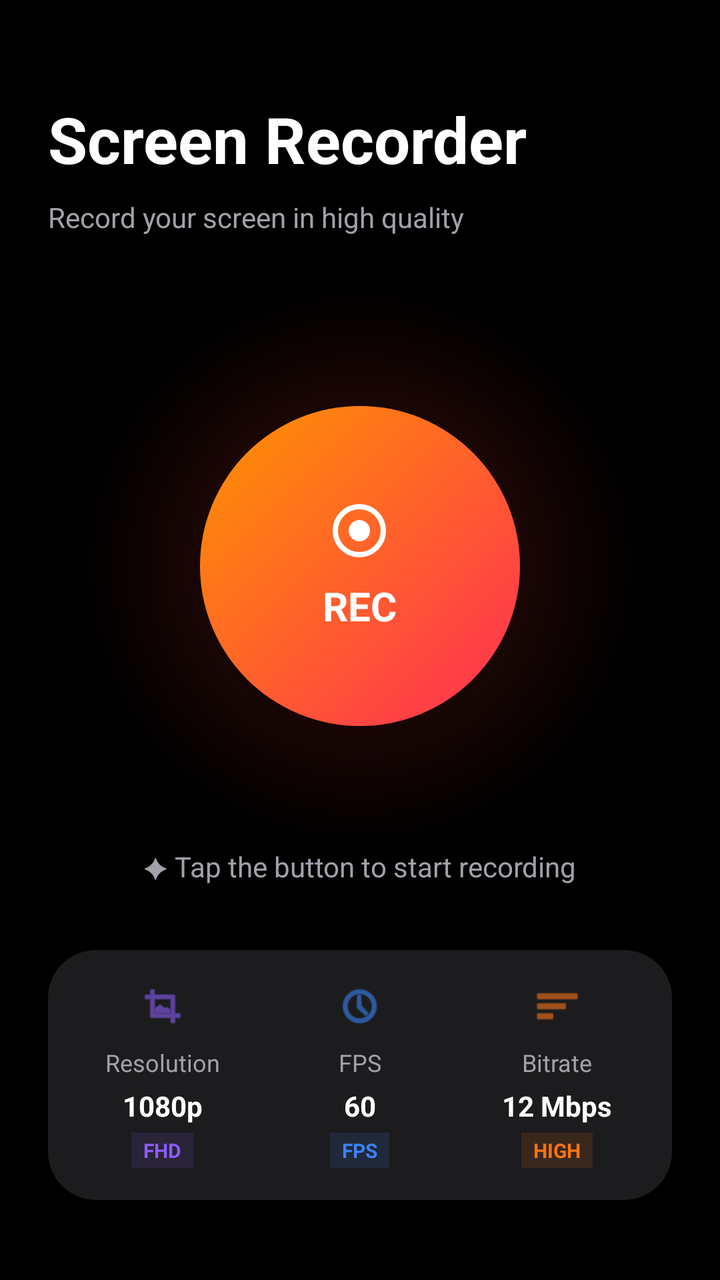
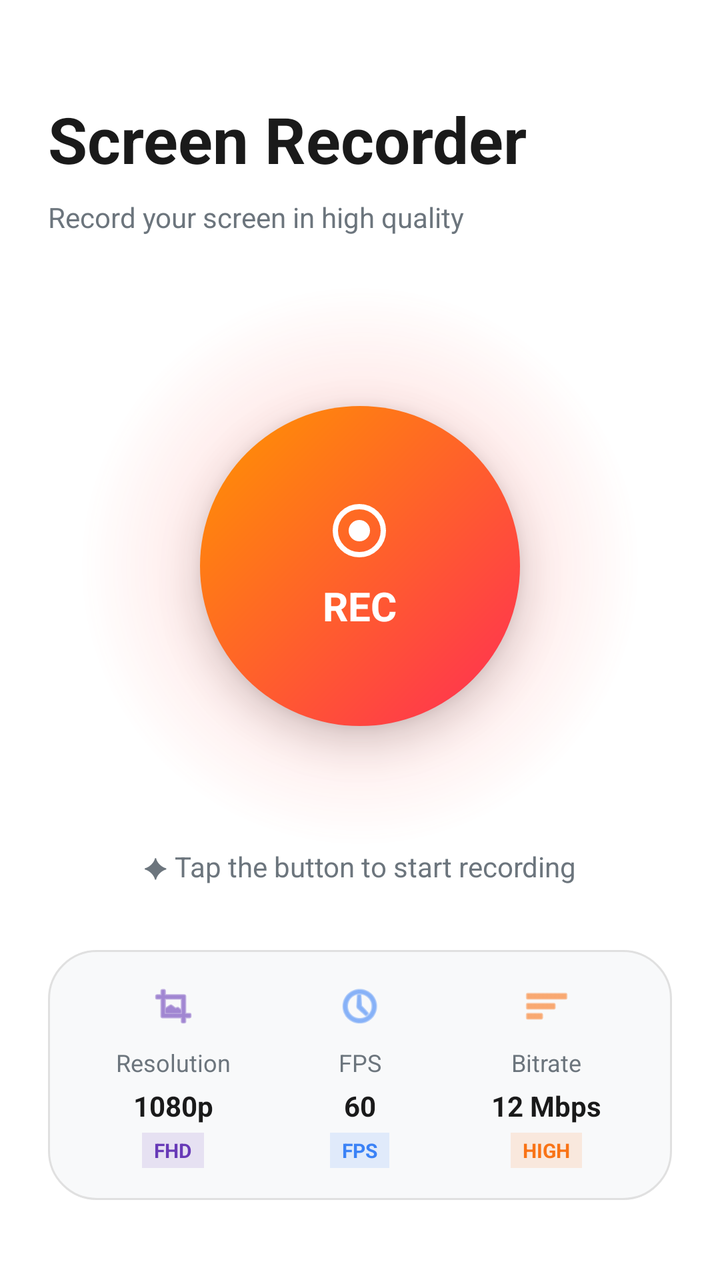

An Android layout rendered at two revisions. The XML below is the earlier revision; the diff shows what the commit changed to produce the second picture.
<!-- AndroidManifest.xml: application theme Theme.ScreenRecorder -->
<!-- res/layout/fragment_record.xml -->
<?xml version="1.0" encoding="utf-8"?>
<androidx.constraintlayout.widget.ConstraintLayout xmlns:android="http://schemas.android.com/apk/res/android"
    xmlns:app="http://schemas.android.com/apk/res-auto"
    android:layout_width="match_parent"
    android:layout_height="match_parent"
    android:background="#000000">

    
    <TextView
        android:id="@+id/txt_title"
        android:layout_width="wrap_content"
        android:layout_height="wrap_content"
        android:text="Screen Recorder"
        android:textColor="#FFFFFF"
        android:textSize="32sp"
        android:textStyle="bold"
        android:layout_marginStart="24dp"
        android:layout_marginTop="48dp"
        app:layout_constraintTop_toTopOf="parent"
        app:layout_constraintStart_toStartOf="parent" />

    <TextView
        android:id="@+id/txt_subtitle"
        android:layout_width="wrap_content"
        android:layout_height="wrap_content"
        android:text="Record your screen in high quality"
        android:textColor="#A1A1AA"
        android:textSize="14sp"
        android:layout_marginStart="24dp"
        android:layout_marginTop="8dp"
        app:layout_constraintTop_toBottomOf="@id/txt_title"
        app:layout_constraintStart_toStartOf="parent" />

    
    <FrameLayout
        android:id="@+id/rec_halo"
        android:layout_width="280dp"
        android:layout_height="280dp"
        android:background="@drawable/bg_halo_gradient"
        app:layout_constraintTop_toBottomOf="@id/txt_title"
        app:layout_constraintBottom_toTopOf="@id/stats_row_container"
        app:layout_constraintStart_toStartOf="parent"
        app:layout_constraintEnd_toEndOf="parent">

        <View
            android:id="@+id/rec_ripple"
            android:layout_width="140dp"
            android:layout_height="140dp"
            android:layout_gravity="center"
            android:background="@drawable/bg_ripple_circle" />

        <FrameLayout
            android:id="@+id/btn_record"
            android:layout_width="160dp"
            android:layout_height="160dp"
            android:layout_gravity="center"
            android:background="@drawable/bg_rec_btn_gradient"
            android:elevation="12dp">
            <LinearLayout
                android:layout_width="wrap_content"
                android:layout_height="wrap_content"
                android:layout_gravity="center"
                android:orientation="vertical"
                android:gravity="center">
                <View
                    android:id="@+id/rec_circle"
                    android:layout_width="32dp"
                    android:layout_height="32dp"
                    android:background="@drawable/ic_record_circle" />
                <TextView
                    android:id="@+id/txt_rec"
                    android:layout_width="wrap_content"
                    android:layout_height="wrap_content"
                    android:text="REC"
                    android:textColor="#FFFFFF"
                    android:textSize="20sp"
                    android:textStyle="bold"
                    android:layout_marginTop="8dp" />
            </LinearLayout>
        </FrameLayout>
    </FrameLayout>

    <TextView
        android:id="@+id/txt_status"
        android:layout_width="wrap_content"
        android:layout_height="wrap_content"
        android:text="✦ Tap the button to start recording"
        android:textColor="#A1A1AA"
        android:textSize="14sp"
        android:layout_marginBottom="32dp"
        app:layout_constraintBottom_toTopOf="@id/stats_row_container"
        app:layout_constraintStart_toStartOf="parent"
        app:layout_constraintEnd_toEndOf="parent" />

    
    <LinearLayout
        android:id="@+id/stats_row_container"
        android:layout_width="match_parent"
        android:layout_height="wrap_content"
        android:orientation="horizontal"
        android:layout_marginHorizontal="24dp"
        android:layout_marginBottom="40dp"
        android:background="@drawable/bg_stats_dark"
        android:paddingVertical="16dp"
        android:paddingHorizontal="8dp"
        android:elevation="0dp"
        android:outlineSpotShadowColor="#00000000"
        app:layout_constraintBottom_toBottomOf="parent">

        
        <LinearLayout
            android:layout_width="0dp"
            android:layout_weight="1"
            android:layout_height="wrap_content"
            android:orientation="vertical"
            android:gravity="center">
            <ImageView
                android:layout_width="24dp"
                android:layout_height="24dp"
                android:src="@android:drawable/ic_menu_crop"
                app:tint="#8B5CF6"
                android:layout_marginBottom="8dp"/>
            <TextView android:layout_width="wrap_content" android:layout_height="wrap_content" android:text="Resolution" android:textColor="#A1A1AA" android:textSize="12sp" />
            <TextView android:id="@+id/stat_res" android:layout_width="wrap_content" android:layout_height="wrap_content" android:text="1080p" android:textColor="#FFFFFF" android:textSize="14sp" android:textStyle="bold" android:layout_marginTop="4dp"/>
            <TextView android:id="@+id/stat_res_badge" android:layout_width="wrap_content" android:layout_height="wrap_content" android:text="FHD" android:textColor="#8B5CF6" android:background="#208B5CF6" android:paddingHorizontal="6dp" android:paddingVertical="2dp" android:textSize="10sp" android:layout_marginTop="4dp" android:textStyle="bold"/>
        </LinearLayout>

        
        <LinearLayout
            android:layout_width="0dp"
            android:layout_weight="1"
            android:layout_height="wrap_content"
            android:orientation="vertical"
            android:gravity="center">
            <ImageView
                android:layout_width="24dp"
                android:layout_height="24dp"
                android:src="@android:drawable/ic_menu_recent_history"
                app:tint="#3B82F6"
                android:layout_marginBottom="8dp"/>
            <TextView android:layout_width="wrap_content" android:layout_height="wrap_content" android:text="FPS" android:textColor="#A1A1AA" android:textSize="12sp" />
            <TextView android:id="@+id/stat_fps" android:layout_width="wrap_content" android:layout_height="wrap_content" android:text="60" android:textColor="#FFFFFF" android:textSize="14sp" android:textStyle="bold" android:layout_marginTop="4dp"/>
            <TextView android:id="@+id/stat_fps_badge" android:layout_width="wrap_content" android:layout_height="wrap_content" android:text="FPS" android:textColor="#3B82F6" android:background="#203B82F6" android:paddingHorizontal="6dp" android:paddingVertical="2dp" android:textSize="10sp" android:layout_marginTop="4dp" android:textStyle="bold"/>
        </LinearLayout>

        
        <LinearLayout
            android:layout_width="0dp"
            android:layout_weight="1"
            android:layout_height="wrap_content"
            android:orientation="vertical"
            android:gravity="center">
            <ImageView
                android:layout_width="24dp"
                android:layout_height="24dp"
                android:src="@android:drawable/ic_menu_sort_by_size"
                app:tint="#F97316"
                android:layout_marginBottom="8dp"/>
            <TextView android:layout_width="wrap_content" android:layout_height="wrap_content" android:text="Bitrate" android:textColor="#A1A1AA" android:textSize="12sp" />
            <TextView android:id="@+id/stat_bit" android:layout_width="wrap_content" android:layout_height="wrap_content" android:text="12 Mbps" android:textColor="#FFFFFF" android:textSize="14sp" android:textStyle="bold" android:layout_marginTop="4dp"/>
            <TextView android:id="@+id/stat_bit_badge" android:layout_width="wrap_content" android:layout_height="wrap_content" android:text="HIGH" android:textColor="#F97316" android:background="#20F97316" android:paddingHorizontal="6dp" android:paddingVertical="2dp" android:textSize="10sp" android:layout_marginTop="4dp" android:textStyle="bold"/>
        </LinearLayout>
    </LinearLayout>

    
    <LinearLayout
        android:id="@+id/btn_mic"
        android:layout_width="wrap_content"
        android:layout_height="wrap_content"
        android:visibility="gone" />

    
    <TextView
        android:id="@+id/txt_countdown"
        android:layout_width="match_parent"
        android:layout_height="match_parent"
        android:gravity="center"
        android:text="3"
        android:textColor="#FFFFFF"
        android:textSize="120sp"
        android:textStyle="bold"
        android:background="#99000000"
        android:visibility="gone"
        app:layout_constraintTop_toTopOf="parent"
        app:layout_constraintBottom_toBottomOf="parent"
        app:layout_constraintStart_toStartOf="parent"
        app:layout_constraintEnd_toEndOf="parent"
        android:elevation="20dp"/>
</androidx.constraintlayout.widget.ConstraintLayout>
<!-- resources referenced by this layout -->
<resources>
  <!-- drawable bg_halo_gradient (drawable) -->
  <?xml version="1.0" encoding="utf-8"?>
  <shape xmlns:android="http://schemas.android.com/apk/res/android"
      android:shape="oval">
      <gradient
          android:type="radial"
          android:gradientRadius="140dp"
          android:startColor="#40FF3B30"
          android:endColor="#00FF3B30"
          android:centerX="0.5"
          android:centerY="0.5" />
  </shape>
  <!-- drawable bg_rec_btn_gradient (drawable) -->
  <?xml version="1.0" encoding="utf-8"?>
  <shape xmlns:android="http://schemas.android.com/apk/res/android"
      android:shape="oval">
      <gradient
          android:type="linear"
          android:angle="135"
          android:startColor="#FF2D55"
          android:endColor="#FF9500" />
  </shape>
  <!-- drawable bg_ripple_circle (drawable) -->
  <?xml version="1.0" encoding="utf-8"?>
  <shape xmlns:android="http://schemas.android.com/apk/res/android"
      android:shape="oval">
      <stroke android:width="4dp" android:color="#80FF2D55" />
  </shape>
  <!-- drawable bg_stats_dark (drawable) -->
  <?xml version="1.0" encoding="utf-8"?>
  <shape xmlns:android="http://schemas.android.com/apk/res/android"
      android:shape="rectangle">
      <corners android:radius="24dp" />
      <solid android:color="#1C1C1E" />
  </shape>
  <!-- drawable ic_record_circle (drawable) -->
  <vector xmlns:android="http://schemas.android.com/apk/res/android"
      android:width="24dp"
      android:height="24dp"
      android:viewportWidth="24.0"
      android:viewportHeight="24.0">
      <path
          android:fillColor="#00000000"
          android:pathData="M12,12m-9,0a9,9 0,1 1,18 0a9,9 0,1 1,-18 0"
          android:strokeWidth="2"
          android:strokeColor="#FFFFFF"/>
      <path
          android:fillColor="#FFFFFF"
          android:pathData="M12,12m-4,0a4,4 0,1 1,8 0a4,4 0,1 1,-8 0"/>
  </vector>
  <style name="Theme.ScreenRecorder" parent="Theme.MaterialComponents.DayNight.NoActionBar">
          <item name="colorPrimary">@color/blue_ios</item>
          <item name="colorPrimaryDark">@color/black</item>
          <item name="colorAccent">@color/red_record</item>
          <item name="android:windowBackground">@color/black</item>
          <item name="android:navigationBarColor">@color/black</item>
          <item name="android:statusBarColor">@color/black</item>
          <item name="android:textColorPrimary">@color/white</item>
      </style>
  <color name="blue_ios">#0A84FF</color>
  <color name="black">#000000</color>
  <color name="red_record">#FF3B30</color>
  <color name="white">#FFFFFF</color>
</resources>

<!-- the commit's change to res/layout/fragment_record.xml (unified diff, before → after) -->
@@ -3,7 +3,7 @@
     xmlns:app="http://schemas.android.com/apk/res-auto"
     android:layout_width="match_parent"
     android:layout_height="match_parent"
-    android:background="#000000">
+    android:background="@color/bg_primary">
 
     
     <TextView
@@ -11,7 +11,7 @@
         android:layout_width="wrap_content"
         android:layout_height="wrap_content"
         android:text="Screen Recorder"
-        android:textColor="#FFFFFF"
+        android:textColor="@color/text_high_emphasis"
         android:textSize="32sp"
         android:textStyle="bold"
         android:layout_marginStart="24dp"
@@ -24,7 +24,7 @@
         android:layout_width="wrap_content"
         android:layout_height="wrap_content"
         android:text="Record your screen in high quality"
-        android:textColor="#A1A1AA"
+        android:textColor="@color/text_subtext"
         android:textSize="14sp"
         android:layout_marginStart="24dp"
         android:layout_marginTop="8dp"
@@ -85,7 +85,7 @@
         android:layout_width="wrap_content"
         android:layout_height="wrap_content"
         android:text="✦ Tap the button to start recording"
-        android:textColor="#A1A1AA"
+        android:textColor="@color/text_subtext"
         android:textSize="14sp"
         android:layout_marginBottom="32dp"
         app:layout_constraintBottom_toTopOf="@id/stats_row_container"
@@ -102,7 +102,7 @@
         android:layout_marginBottom="40dp"
         android:background="@drawable/bg_stats_dark"
         android:paddingVertical="16dp"
-        android:paddingHorizontal="8dp"
+        android:paddingHorizontal="16dp"
         android:elevation="0dp"
         android:outlineSpotShadowColor="#00000000"
         app:layout_constraintBottom_toBottomOf="parent">
@@ -118,11 +118,11 @@
                 android:layout_width="24dp"
                 android:layout_height="24dp"
                 android:src="@android:drawable/ic_menu_crop"
-                app:tint="#8B5CF6"
+                app:tint="@color/tab_active"
                 android:layout_marginBottom="8dp"/>
-            <TextView android:layout_width="wrap_content" android:layout_height="wrap_content" android:text="Resolution" android:textColor="#A1A1AA" android:textSize="12sp" />
-            <TextView android:id="@+id/stat_res" android:layout_width="wrap_content" android:layout_height="wrap_content" android:text="1080p" android:textColor="#FFFFFF" android:textSize="14sp" android:textStyle="bold" android:layout_marginTop="4dp"/>
-            <TextView android:id="@+id/stat_res_badge" android:layout_width="wrap_content" android:layout_height="wrap_content" android:text="FHD" android:textColor="#8B5CF6" android:background="#208B5CF6" android:paddingHorizontal="6dp" android:paddingVertical="2dp" android:textSize="10sp" android:layout_marginTop="4dp" android:textStyle="bold"/>
+            <TextView android:layout_width="wrap_content" android:layout_height="wrap_content" android:text="Resolution" android:textColor="@color/text_subtext" android:textSize="12sp" />
+            <TextView android:id="@+id/stat_res" android:layout_width="wrap_content" android:layout_height="wrap_content" android:text="1080p" android:textColor="@color/text_high_emphasis" android:textSize="14sp" android:textStyle="bold" android:layout_marginTop="4dp"/>
+            <TextView android:id="@+id/stat_res_badge" android:layout_width="wrap_content" android:layout_height="wrap_content" android:text="FHD" android:textColor="@color/tab_active" android:background="#20673AB7" android:paddingHorizontal="6dp" android:paddingVertical="2dp" android:textSize="10sp" android:layout_marginTop="4dp" android:textStyle="bold"/>
         </LinearLayout>
 
         
@@ -138,8 +138,8 @@
                 android:src="@android:drawable/ic_menu_recent_history"
                 app:tint="#3B82F6"
                 android:layout_marginBottom="8dp"/>
-            <TextView android:layout_width="wrap_content" android:layout_height="wrap_content" android:text="FPS" android:textColor="#A1A1AA" android:textSize="12sp" />
-            <TextView android:id="@+id/stat_fps" android:layout_width="wrap_content" android:layout_height="wrap_content" android:text="60" android:textColor="#FFFFFF" android:textSize="14sp" android:textStyle="bold" android:layout_marginTop="4dp"/>
+            <TextView android:layout_width="wrap_content" android:layout_height="wrap_content" android:text="FPS" android:textColor="@color/text_subtext" android:textSize="12sp" />
+            <TextView android:id="@+id/stat_fps" android:layout_width="wrap_content" android:layout_height="wrap_content" android:text="60" android:textColor="@color/text_high_emphasis" android:textSize="14sp" android:textStyle="bold" android:layout_marginTop="4dp"/>
             <TextView android:id="@+id/stat_fps_badge" android:layout_width="wrap_content" android:layout_height="wrap_content" android:text="FPS" android:textColor="#3B82F6" android:background="#203B82F6" android:paddingHorizontal="6dp" android:paddingVertical="2dp" android:textSize="10sp" android:layout_marginTop="4dp" android:textStyle="bold"/>
         </LinearLayout>
 
@@ -156,8 +156,8 @@
                 android:src="@android:drawable/ic_menu_sort_by_size"
                 app:tint="#F97316"
                 android:layout_marginBottom="8dp"/>
-            <TextView android:layout_width="wrap_content" android:layout_height="wrap_content" android:text="Bitrate" android:textColor="#A1A1AA" android:textSize="12sp" />
-            <TextView android:id="@+id/stat_bit" android:layout_width="wrap_content" android:layout_height="wrap_content" android:text="12 Mbps" android:textColor="#FFFFFF" android:textSize="14sp" android:textStyle="bold" android:layout_marginTop="4dp"/>
+            <TextView android:layout_width="wrap_content" android:layout_height="wrap_content" android:text="Bitrate" android:textColor="@color/text_subtext" android:textSize="12sp" />
+            <TextView android:id="@+id/stat_bit" android:layout_width="wrap_content" android:layout_height="wrap_content" android:text="12 Mbps" android:textColor="@color/text_high_emphasis" android:textSize="14sp" android:textStyle="bold" android:layout_marginTop="4dp"/>
             <TextView android:id="@+id/stat_bit_badge" android:layout_width="wrap_content" android:layout_height="wrap_content" android:text="HIGH" android:textColor="#F97316" android:background="#20F97316" android:paddingHorizontal="6dp" android:paddingVertical="2dp" android:textSize="10sp" android:layout_marginTop="4dp" android:textStyle="bold"/>
         </LinearLayout>
     </LinearLayout>
<!-- resource entries referenced after the edit -->
@@ -1,5 +1,9 @@
 <!-- resources referenced by this layout -->
 <resources>
+  <color name="bg_primary">#FFFFFF</color>
+  <color name="tab_active">#673AB7</color>
+  <color name="text_high_emphasis">#1A1A1A</color>
+  <color name="text_subtext">#6C757D</color>
   <!-- drawable bg_halo_gradient (drawable) -->
   <?xml version="1.0" encoding="utf-8"?>
   <shape xmlns:android="http://schemas.android.com/apk/res/android"
@@ -33,7 +37,8 @@
   <shape xmlns:android="http://schemas.android.com/apk/res/android"
       android:shape="rectangle">
       <corners android:radius="24dp" />
-      <solid android:color="#1C1C1E" />
+      <solid android:color="#F8F9FA" />
+      <stroke android:width='1dp' android:color='#E0E0E0' />
   </shape>
   <!-- drawable ic_record_circle (drawable) -->
   <vector xmlns:android="http://schemas.android.com/apk/res/android"
@@ -50,17 +55,17 @@
           android:fillColor="#FFFFFF"
           android:pathData="M12,12m-4,0a4,4 0,1 1,8 0a4,4 0,1 1,-8 0"/>
   </vector>
-  <style name="Theme.ScreenRecorder" parent="Theme.MaterialComponents.DayNight.NoActionBar">
-          <item name="colorPrimary">@color/blue_ios</item>
-          <item name="colorPrimaryDark">@color/black</item>
+  <style name="Theme.ScreenRecorder" parent="Theme.MaterialComponents.Light.NoActionBar">
+          <item name="colorPrimary">@color/tab_active</item>
+          <item name="colorPrimaryDark">@color/white</item>
           <item name="colorAccent">@color/red_record</item>
-          <item name="android:windowBackground">@color/black</item>
-          <item name="android:navigationBarColor">@color/black</item>
-          <item name="android:statusBarColor">@color/black</item>
-          <item name="android:textColorPrimary">@color/white</item>
+          <item name="android:windowBackground">@color/bg_primary</item>
+          <item name="android:navigationBarColor">@color/white</item>
+          <item name="android:statusBarColor">@color/white</item>
+          <item name="android:windowLightStatusBar">true</item>
+          <item name="android:windowLightNavigationBar">true</item>
+          <item name="android:textColorPrimary">@color/text_high_emphasis</item>
       </style>
-  <color name="blue_ios">#0A84FF</color>
-  <color name="black">#000000</color>
   <color name="red_record">#FF3B30</color>
   <color name="white">#FFFFFF</color>
 </resources>
